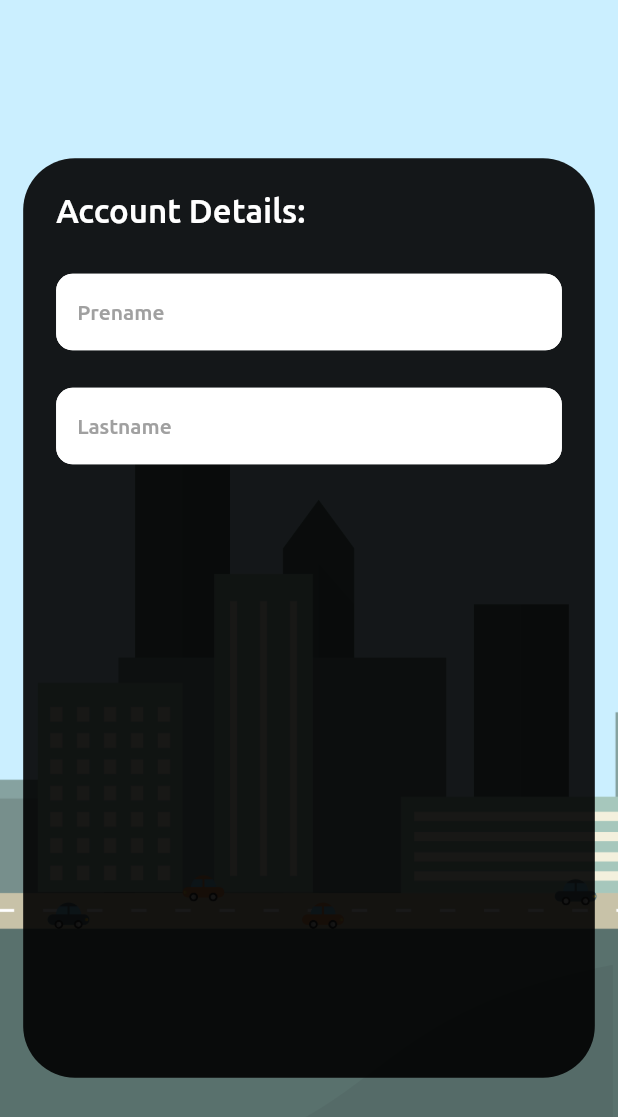
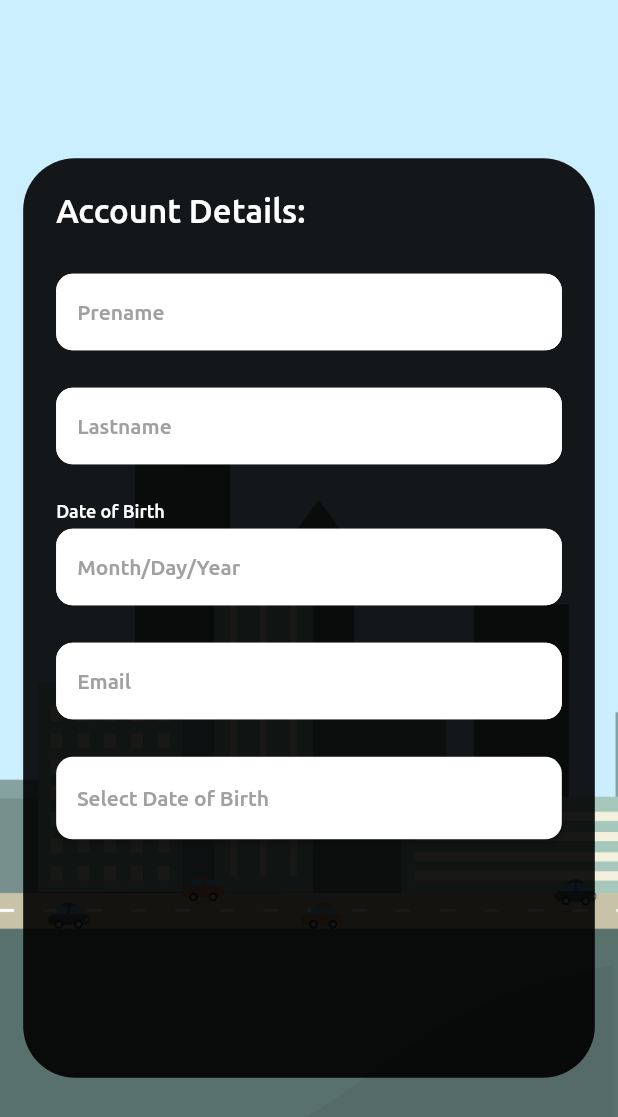
Before and after one commit to mithuGit/TripTip, a Flutter app: the screen it shows after launch, on a phone screen of 412 x 824 dp. Shown: the top 1117 px of the screen. Run offline on Flutter 3.47's test engine with Material 2 defaults, Android fonts, the phone set to English and light mode, and no system bars; our stand-ins replace dotted_line, firebase_auth, firebase_core, flutter_otp_text_field, google_sign_in; accounts and stored records are empty; generated files the repository leaves out were written again; project files that could hold a hidden picture were left out.

Commit message:
datepicker& Select DateofBrith works

```diff
--- a/lib/ui/views/account/account_details.dart
+++ b/lib/ui/views/account/account_details.dart
@@ -1,6 +1,7 @@
 import 'package:flutter/material.dart';
 import '../../widgets/container.dart';
 import '../../widgets/inputfield.dart';
+import '../../widgets/datepicker.dart';
 
 class Account extends StatefulWidget {
   const Account({super.key});
@@ -46,10 +47,40 @@ class _AccountState extends State<Account> {
                   obscureText: false,
                   margin: const EdgeInsets.only(bottom: 25),
                 ),
+                SizedBox(
+                  width: 148,
+                  height: 18,
+                  child: Text(
+                    'Date of Birth',
+                    style: TextStyle(
+                      color: Colors.white,
+                      fontSize: 12,
+                      fontFamily: 'Ubuntu',
+                      fontWeight: FontWeight.w500,
+                      height: 0,
+                    ),
+                  ),
+                ),
+                InputField(
+                  controller: prenameController,
+                  hintText: 'Month/Day/Year',
+                  obscureText: false,
+                  margin: const EdgeInsets.only(bottom: 25),
+                ),
+                InputField(
+                  controller: prenameController,
+                  hintText: 'Email',
+                  obscureText: false,
+                  margin: const EdgeInsets.only(bottom: 25),
+                ),
+                DatePicker(
+                  margin: const EdgeInsets.only(bottom: 25),
+                ),
               ],
             ),
           ),
         ),
-        ));
+      ),
+    );
   }
 }
--- /dev/null
+++ b/lib/ui/widgets/datepicker.dart
@@ -0,0 +1,85 @@
+import 'package:flutter/cupertino.dart';
+import 'package:flutter/material.dart';
+import '../styles/Styles.dart';
+
+class DatePicker extends StatefulWidget {
+  final margin;
+  const DatePicker({super.key, this.margin});
+
+  @override
+  State<DatePicker> createState() => _DatePickerState();
+}
+
+class _DatePickerState extends State<DatePicker> {
+  late DateTime dateTime;
+
+  @override
+  void initState() {
+    dateTime = DateTime.now();
+    super.initState();
+  }
+
+  @override
+  Widget build(BuildContext context) {
+    return Container(
+      margin: widget.margin,
+      height: 55,
+      child: ElevatedButton(
+        onPressed: () {
+          showCupertinoModalPopup(
+              context: context,
+              builder: (context) {
+                return Container(
+                  // Wie groß wird das Auswahlrad
+                  height: MediaQuery.of(context).size.height * 0.3,
+                  color: Colors.white,
+                  child: Column(
+                    crossAxisAlignment: CrossAxisAlignment.end,
+                    children: [
+                      TextButton(
+                        onPressed: () {
+                          Navigator.pop(context);
+                        },
+                        child: const Text("Done"),
+                      ),
+                      Expanded(
+                        child: CupertinoDatePicker(
+                          initialDateTime: dateTime,
+                          mode: CupertinoDatePickerMode.date,
+                          maximumDate: DateTime.now(),
+                          onDateTimeChanged: (date) {
+                            setState(() {
+                              dateTime = date;
+                            });
+                          },
+                        ),
+                      ),
+                    ],
+                  ),
+                );
+              });
+        },
+        style: ElevatedButton.styleFrom(
+          primary: Colors.white,
+          onPrimary: Colors.black,
+          shape: RoundedRectangleBorder(
+            borderRadius: BorderRadius.circular(11),
+          ),
+          padding: const EdgeInsets.all(0),
+        ),
+        child: Row(
+          mainAxisAlignment: MainAxisAlignment.start,
+          children: [
+            Padding(
+              padding: const EdgeInsets.symmetric(vertical: 16, horizontal: 14),
+              child: Text(
+                'Select Date of Birth',
+                style: Styles.textfieldHintStyle,
+              ),
+            ),
+          ],
+        ),
+      ),
+    );
+  }
+}
```
Lines whose indentation alone changed are shown as unchanged.
